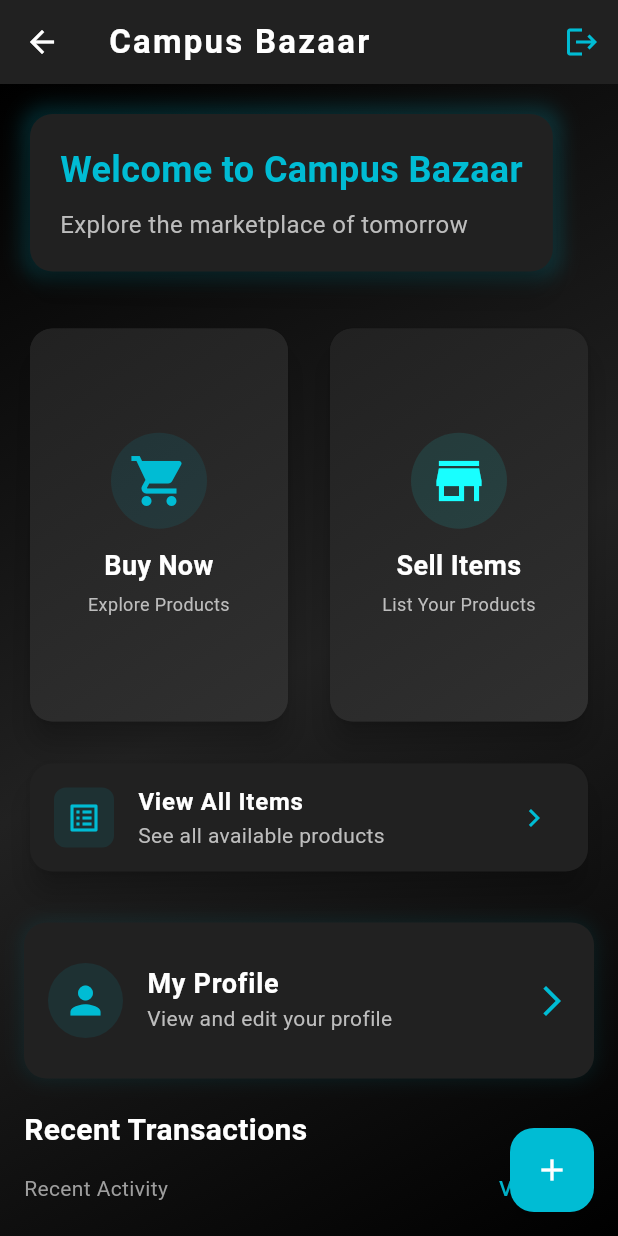
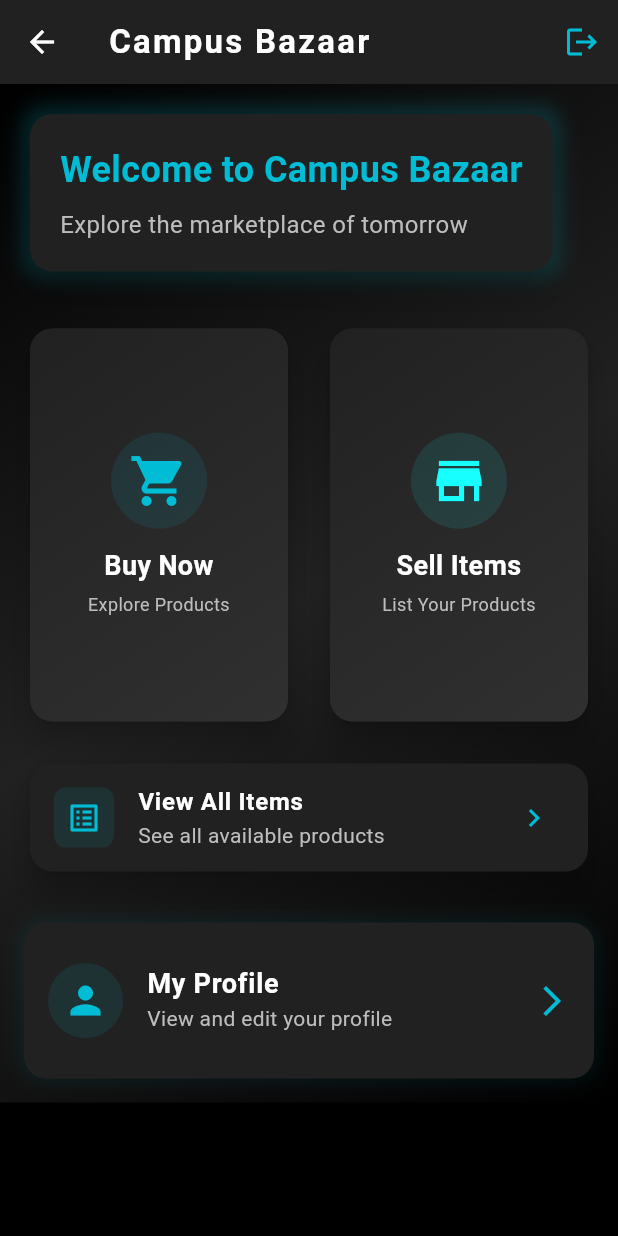
Before and after one commit to Reshwanth-N/oops_proj, a Flutter app: the HomePage screen opened directly, on a phone screen of 412 x 824 dp. Run offline on Flutter 3.47's test engine with Material 3 defaults, Android fonts, the phone set to English and light mode, and no system bars; our stand-ins replace firebase_auth, firebase_core; accounts and stored records are empty.

Commit message:
normal stuff

```diff
--- a/lib/pages/home_page.dart
+++ b/lib/pages/home_page.dart
@@ -6,8 +6,6 @@ import 'login_page.dart';
 import 'profile_page.dart';
 import 'all_items_page.dart';
 import 'buy_page.dart';
-import 'utils/page_transitions.dart';
-import 'transaction_history_page.dart';
 
 class HomePage extends StatelessWidget {
   const HomePage({super.key});
@@ -100,7 +98,7 @@ class HomePage extends StatelessWidget {
                   crossAxisCount: 2,
                   mainAxisSpacing: 20,
                   crossAxisSpacing: 20,
-                  childAspectRatio: 2/3,
+                  childAspectRatio: 2 / 3,
                   children: [
                     _buildMainActionCard(
                       context,
@@ -217,78 +215,10 @@ class HomePage extends StatelessWidget {
                     },
                   ),
                 ),
-                const SizedBox(height: 20),
-
-                // Recent Transactions
-                const Text(
-                  'Recent Transactions',
-                  style: TextStyle(
-                    fontSize: 20,
-                    fontWeight: FontWeight.bold,
-                    color: Colors.white,
-                  ),
-                ),
-                Row(
-                  mainAxisAlignment: MainAxisAlignment.spaceBetween,
-                  children: [
-                    const Text(
-                      'Recent Activity',
-                      style: TextStyle(color: Colors.grey),
-                    ),
-                    TextButton(
-                      onPressed: () {
-                        Navigator.push(
-                          context,
-                          PageTransitions.slideTransition(
-                            TransactionHistoryPage(),
-                            direction: SlideDirection.right,
-                          ),
-                        );
-                      },
-                      child: const Text('View All'),
-                    ),
-                  ],
-                ),
-                const SizedBox(height: 16),
-                ListView.builder(
-                  shrinkWrap: true,
-                  physics: const NeverScrollableScrollPhysics(),
-                  itemCount: 3,
-                  itemBuilder: (context, index) {
-                    return Card(
-                      margin: const EdgeInsets.only(bottom: 12),
-                      child: ListTile(
-                        leading: CircleAvatar(
-                          backgroundColor: Colors.cyan.withOpacity(0.2),
-                          child: const Icon(Icons.receipt_long, color: Colors.cyan),
-                        ),
-                        title: Text(
-                          'Transaction #${1000 + index}',
-                          style: const TextStyle(fontWeight: FontWeight.bold),
-                        ),
-                        subtitle: Text(
-                          'Completed on ${DateTime.now().subtract(Duration(days: index)).toString().split(' ')[0]}',
-                          style: TextStyle(color: Colors.grey[400]),
-                        ),
-                        trailing: const Icon(Icons.chevron_right, color: Colors.cyan),
-                        onTap: () {
-                          // TODO: Show transaction details
-                        },
-                      ),
-                    );
-                  },
-                ),
               ],
             ),
           ),
         ),
-      ),
-      floatingActionButton: FloatingActionButton(
-        onPressed: () {
-          // TODO: Add new listing
-        },
-        backgroundColor: Colors.cyan,
-        child: const Icon(Icons.add, color: Colors.white),
       ),
     );
   }
```
